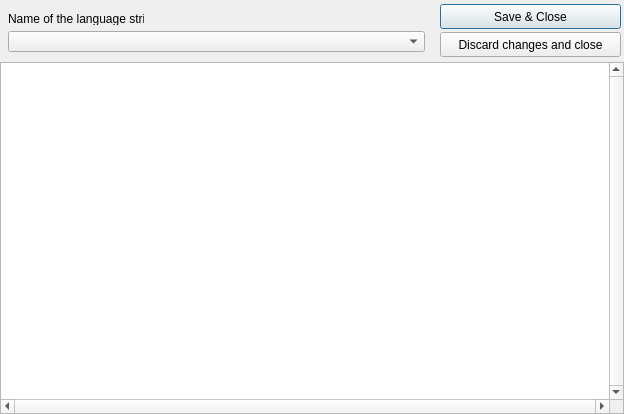
Above: src/forms/DOSBoxLangEditFormUnit.ui from Eldricos/D-Fend-Reborn before the change. Below: the same form after it.
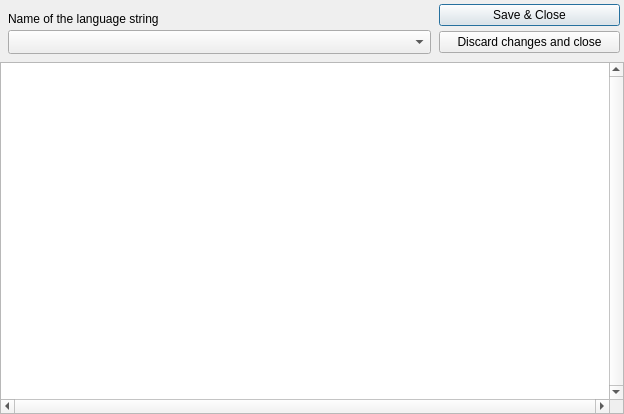
That is the form after the change. Icons and pictures are not drawn.

Commit message: Remaining dialogs: Qt layouts instead of fixed pixel positions

Patch:
```diff
--- a/src/forms/DOSBoxLangEditFormUnit.ui
+++ b/src/forms/DOSBoxLangEditFormUnit.ui
@@ -16,37 +16,61 @@
       <property name="frameShape"><enum>QFrame::NoFrame</enum></property>
       <property name="frameShadow"><enum>QFrame::Plain</enum></property>
       <property name="vclClass" stdset="0"><string notr="true">TPanel</string></property>
+      <layout class="QGridLayout" name="Panel_Layout" columnstretch="0,1,0">
+        <property name="leftMargin"><number>8</number></property>
+        <property name="topMargin"><number>4</number></property>
+        <property name="rightMargin"><number>4</number></property>
+        <property name="bottomMargin"><number>8</number></property>
+        <property name="horizontalSpacing"><number>8</number></property>
+        <property name="verticalSpacing"><number>4</number></property>
+        <item row="0" column="2" rowspan="2" alignment="Qt::AlignRight|Qt::AlignTop">
+          <widget class="QPushButton" name="OKButton">
+            <property name="text"><string>Save &amp;&amp; Close</string></property>
+            <property name="icon"><iconset resource="../../resources/dfend.qrc"><normaloff>:/glyphs/e14ef6f791580315.png</normaloff></iconset></property>
+            <property name="default"><bool>true</bool></property>
+            <property name="vclOnClick" stdset="0"><string notr="true">ButtonWork</string></property>
+            <property name="minimumSize"><size><width>181</width><height>0</height></size></property>
+          </widget>
+        </item>
+        <item row="1" column="0">
       <widget class="QLabel" name="LanguageStringLabel">
-        <property name="geometry"><rect><x>8</x><y>12</y><width>136</width><height>13</height></rect></property>
         <property name="text"><string>Name of the language string</string></property>
         <property name="textFormat"><enum>Qt::PlainText</enum></property>
         <property name="alignment"><set>Qt::AlignLeft|Qt::AlignTop</set></property>
-        <property name="vclAutoSize" stdset="0"><bool>true</bool></property>
-      </widget>
+          </widget>
+        </item>
+        <item row="2" column="0" colspan="2">
       <widget class="QComboBox" name="LanguageStringComboBox">
-        <property name="geometry"><rect><x>8</x><y>31</y><width>417</width><height>21</height></rect></property>
-        <property name="vclAnchors" stdset="0"><string notr="true">akLeft,akTop,akRight</string></property>
         <property name="editable"><bool>false</bool></property>
         <property name="maxVisibleItems"><number>8</number></property>
-      </widget>
-      <widget class="QPushButton" name="OKButton">
-        <property name="geometry"><rect><x>440</x><y>4</y><width>181</width><height>25</height></rect></property>
-        <property name="vclAnchors" stdset="0"><string notr="true">akTop,akRight</string></property>
-        <property name="text"><string>Save &amp;&amp; Close</string></property>
-        <property name="icon"><iconset resource="../../resources/dfend.qrc"><normaloff>:/glyphs/e14ef6f791580315.png</normaloff></iconset></property>
-        <property name="default"><bool>true</bool></property>
-        <property name="vclOnClick" stdset="0"><string notr="true">ButtonWork</string></property>
-      </widget>
+            <property name="sizeAdjustPolicy"><enum>QComboBox::AdjustToMinimumContentsLengthWithIcon</enum></property>
+            <property name="minimumContentsLength"><number>10</number></property>
+          </widget>
+        </item>
+        <item row="2" column="2" alignment="Qt::AlignRight">
       <widget class="QPushButton" name="CancelButton">
-        <property name="geometry"><rect><x>440</x><y>32</y><width>181</width><height>25</height></rect></property>
-        <property name="vclAnchors" stdset="0"><string notr="true">akTop,akRight</string></property>
         <property name="tag" stdset="0"><number>1</number></property>
         <property name="text"><string>Discard changes and close</string></property>
         <property name="icon"><iconset resource="../../resources/dfend.qrc"><normaloff>:/glyphs/bd0ff9a43277f4e6.png</normaloff></iconset></property>
         <property name="autoDefault"><bool>false</bool></property>
         <property name="vclCancel" stdset="0"><bool>true</bool></property>
         <property name="vclOnClick" stdset="0"><string notr="true">ButtonWork</string></property>
-      </widget>
+            <property name="minimumSize"><size><width>181</width><height>0</height></size></property>
+          </widget>
+        </item>
+        <item row="0" column="1">
+          <spacer name="Panel_Layout_HFill">
+            <property name="orientation"><enum>Qt::Horizontal</enum></property>
+            <property name="sizeHint" stdset="0"><size><width>0</width><height>0</height></size></property>
+          </spacer>
+        </item>
+        <item row="3" column="0">
+          <spacer name="Panel_VFill">
+            <property name="orientation"><enum>Qt::Vertical</enum></property>
+            <property name="sizeHint" stdset="0"><size><width>0</width><height>0</height></size></property>
+          </spacer>
+        </item>
+      </layout>
     </widget>
     <widget class="QTextEdit" name="Memo">
       <property name="geometry"><rect><x>0</x><y>62</y><width>624</width><height>352</height></rect></property>
```
Left out of the diff: 13 changed lines with no effect on the pictures. Lines whose indentation alone changed are shown as unchanged. The commit also changes 102 other files.
